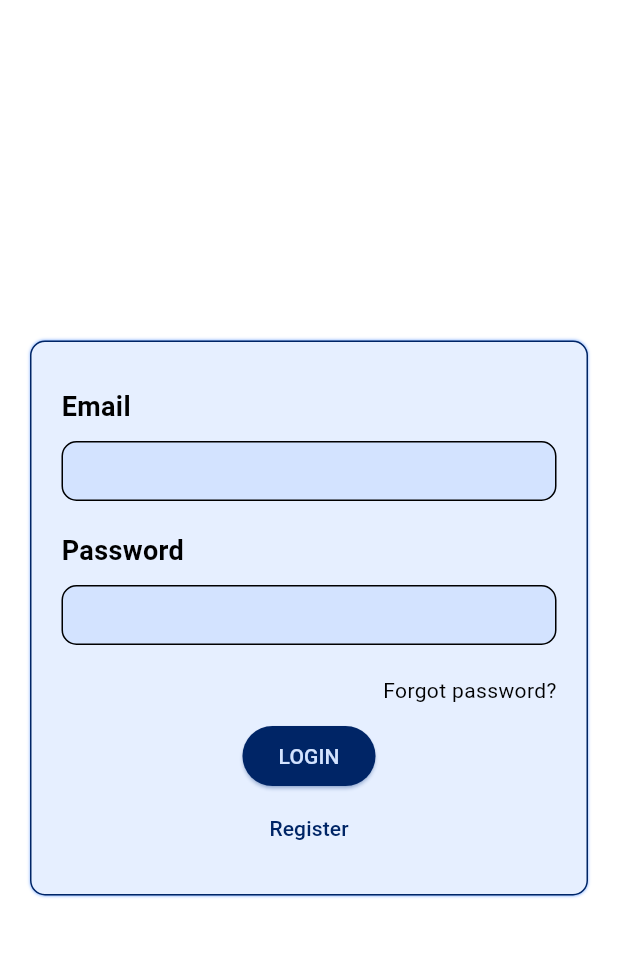
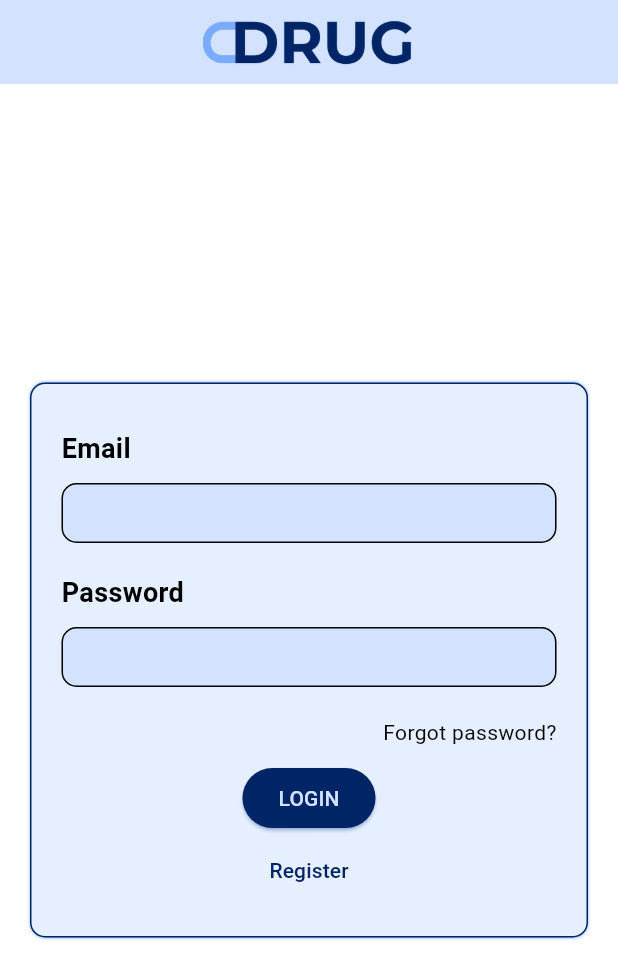
Before and after one commit to Geara0/drugpack_frontend, a Flutter app: the screen it shows after launch, on a phone screen of 412 x 824 dp. Shown: the top 979 px of the screen. Run offline on Flutter 3.47's test engine with Material 3 defaults, Android fonts, the phone set to English and light mode, and no system bars; our stand-ins replace bloc, dio, easy_localization, flutter_bloc, flutter_secure_storage, freezed_annotation and 3 more; generated files the repository leaves out were written again.

Commit message:
Добавил кастомный AppBar с лого

```diff
--- a/lib/client/dio.dart
+++ b/lib/client/dio.dart
@@ -4,7 +4,7 @@ import 'package:flutter/cupertino.dart';
 
 final dio = Dio()
   ..options = BaseOptions(
-    baseUrl: 'http://192.168.88.103:8080/',
+    baseUrl: 'http://192.168.0.100:8080/',
     sendTimeout: const Duration(minutes: 1),
     receiveTimeout: const Duration(minutes: 1),
   )
--- a/lib/pages/auth_page.dart
+++ b/lib/pages/auth_page.dart
@@ -7,6 +7,7 @@ import 'package:go_router/go_router.dart';
 import '../blocs/auth_bloc/auth_bloc.dart';
 import '../blocs/auth_bloc/auth_event.dart';
 import '../blocs/auth_bloc/auth_state.dart';
+import '../widgets/custom_app_bar.dart';
 import '../widgets/email_text_form_field.dart';
 
 class AuthPage extends StatelessWidget {
@@ -37,6 +38,7 @@ class AuthPageContent extends StatelessWidget {
     final authBloc = context.read<AuthBloc>();
 
     return Scaffold(
+      appBar: CustomAppBar(),
       body: Container(
         padding: const EdgeInsets.symmetric(horizontal: 20),
         child: Column(
--- a/lib/pages/home_page.dart
+++ b/lib/pages/home_page.dart
@@ -27,15 +27,6 @@ class _HomePageState extends State<HomePage> {
     return Scaffold(
         appBar: AppBar(
           title: Text('Home Page'),
-          actions: [
-            IconButton(
-              icon: const Icon(Icons.exit_to_app),
-              onPressed: () {
-                const FlutterSecureStorage().deleteAll();
-                context.go('/auth/login');
-              },
-            ),
-          ],
         ),
         body: Column(
           children: <Widget>[
--- a/lib/pages/recovery_page.dart
+++ b/lib/pages/recovery_page.dart
@@ -3,6 +3,7 @@ import 'package:flutter/material.dart';
 import 'package:go_router/go_router.dart';
 
 import '../themes/themes.dart';
+import '../widgets/custom_app_bar.dart';
 import '../widgets/email_text_form_field.dart';
 
 class RecoveryPage extends StatelessWidget {
@@ -14,6 +15,7 @@ class RecoveryPage extends StatelessWidget {
   @override
   Widget build(BuildContext context) {
     return Scaffold(
+      appBar: CustomAppBar(),
       body: Container(
         padding: EdgeInsets.symmetric(horizontal: 20),
         child: Column(
--- a/lib/pages/registration_page.dart
+++ b/lib/pages/registration_page.dart
@@ -7,6 +7,7 @@ import '../blocs/auth_bloc/auth_bloc.dart';
 import '../blocs/auth_bloc/auth_event.dart';
 import '../blocs/auth_bloc/auth_state.dart';
 import '../themes/themes.dart';
+import '../widgets/custom_app_bar.dart';
 import '../widgets/email_text_form_field.dart';
 import '../widgets/password_text_form_field.dart';
 
@@ -37,6 +38,7 @@ class RegistrationForm extends StatelessWidget {
     final GlobalKey<FormState> _formKey = GlobalKey<FormState>();
 
     return Scaffold(
+      appBar: CustomAppBar(),
       body: Container(
         padding: const EdgeInsets.symmetric(horizontal: 20),
         child: Column(
--- a/lib/themes/themes.dart
+++ b/lib/themes/themes.dart
@@ -15,7 +15,7 @@ class ThemeClass {
   static const Color lightIconColor = Color(0xFF002566);
   static const Color lightInputTextColor = Color(0xFF000A1B);
 
-  static const Color darkAppBarColor = Color(0xFF001A47);
+  static const Color darkAppBarColor = Color(0xFF002566);
   static const Color darkStatusBarColor = Color(0xFF001A47);
   static const Color darkBackgroundColor = Color(0xFF000A1B);
   static const Color darkBoxDecorationColor = Color(0xFF7BABFF);
--- /dev/null
+++ b/lib/widgets/custom_app_bar.dart
@@ -0,0 +1,23 @@
+import 'package:flutter/material.dart';
+
+class CustomAppBar extends StatelessWidget implements PreferredSizeWidget {
+  final String logoDark = 'assets/images/dark_logo_DRUG.png';
+  final String logoLight = 'assets/images/light_logo_DRUG.png';
+
+  CustomAppBar() : super();
+
+  @override
+  Widget build(BuildContext context) {
+    return AppBar(
+      centerTitle: true,
+      title: Image.asset(
+        Theme.of(context).brightness == Brightness.light ? logoDark : logoLight,
+        fit: BoxFit.contain, // Подгонять изображение для отображения внутри доступного пространства
+        height: 48,
+      ),
+    );
+  }
+
+  @override
+  Size get preferredSize => Size.fromHeight(kToolbarHeight);
+}
--- a/pubspec.yaml
+++ b/pubspec.yaml
@@ -43,3 +43,4 @@ flutter:
   uses-material-design: true
   assets:
     - assets/translations/
+    - assets/images/
```
Also changed, not shown: assets/images/dark_logo_DRUG.png (added), assets/images/light_logo_DRUG.png (added).
